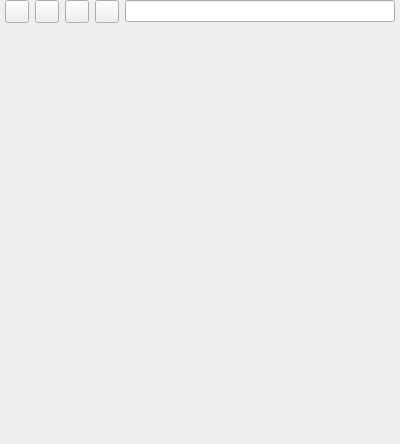
Before: the Qt Designer form 2.x/UI/dooble_page.ui in textbrowser/dooble, drawn with Qt 5.
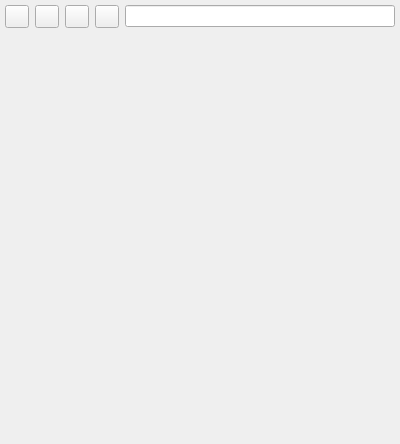
After: the same form once the commit is applied.

The edit to the form file:
```diff
--- a/2.x/UI/dooble_page.ui
+++ b/2.x/UI/dooble_page.ui
@@ -18,7 +18,7 @@
     <number>0</number>
    </property>
    <property name="topMargin">
-    <number>0</number>
+    <number>5</number>
    </property>
    <property name="rightMargin">
     <number>0</number>
```
